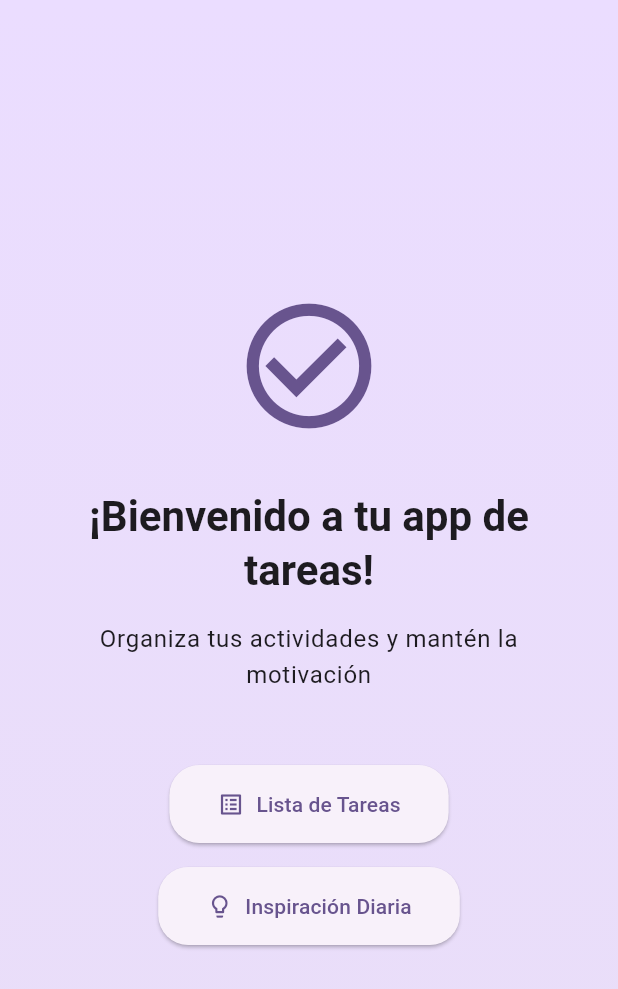
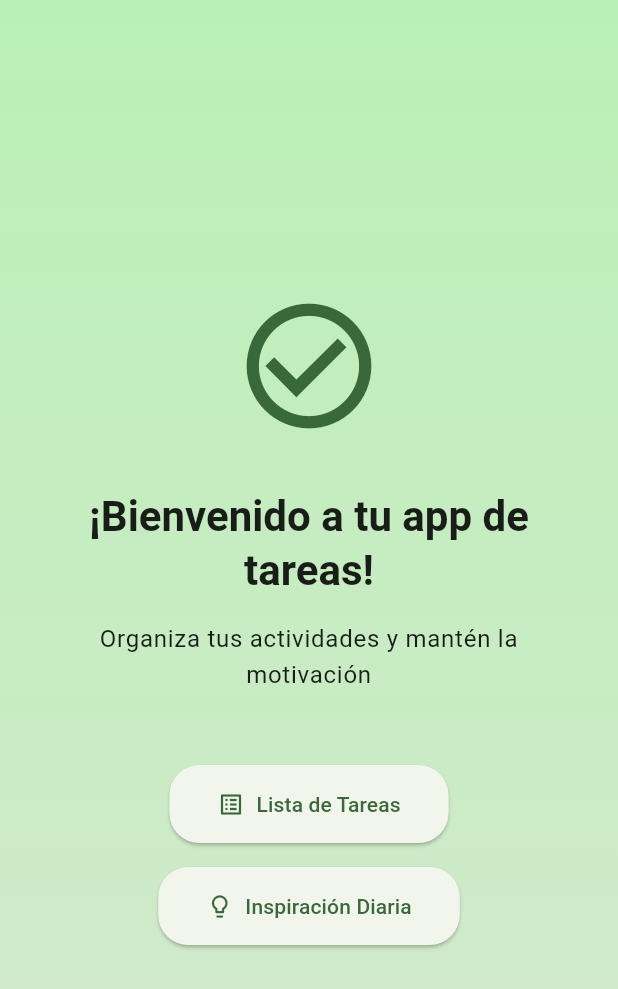
Before and after one commit to Maggiove13/First-Flutter-TO-DO_app, a Flutter app: the screen it shows after launch, on a phone screen of 412 x 824 dp. Shown: the top 989 px of the screen. Run offline on Flutter 3.47's test engine with Material 3 defaults, Android fonts, the phone set to English and light mode, and no system bars; our stand-ins replace shared_preferences.

Commit message:
change the seedColor

```diff
--- a/lib/main.dart
+++ b/lib/main.dart
@@ -22,7 +22,7 @@ class MyApp extends StatelessWidget {
       title: 'Mi App',
       theme: ThemeData(
         colorScheme: ColorScheme.fromSeed(
-          seedColor: Colors.deepPurple,
+          seedColor: const Color.fromARGB(255, 29, 95, 39),
           brightness: Brightness.light,
         ),
         useMaterial3: true,
```
